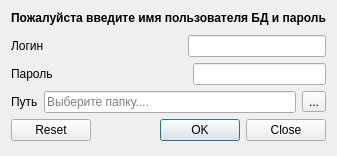
First picture: the form in dialogs/authdialog.ui, repository gurmaaan/AtlasKidney, before the edit.
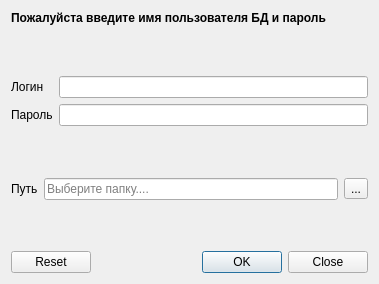
Second picture: the form after the edit. Icons and pictures are not drawn.

Commit message: fixed auth dialog aligning and text color added dialog icon and tittle

What changed in the file:
```diff
--- a/dialogs/authdialog.ui
+++ b/dialogs/authdialog.ui
@@ -6,10 +6,16 @@
    <rect>
     <x>0</x>
     <y>0</y>
-    <width>260</width>
-    <height>156</height>
+    <width>379</width>
+    <height>284</height>
    </rect>
   </property>
+  <property name="maximumSize">
+   <size>
+    <width>400</width>
+    <height>400</height>
+   </size>
+  </property>
   <property name="windowTitle">
    <string>Dialog</string>
   </property>
@@ -35,75 +41,64 @@
     </spacer>
    </item>
    <item>
-    <layout class="QHBoxLayout" name="login_layout">
-     <item>
+    <layout class="QFormLayout" name="formLayout">
+     <item row="0" column="0">
       <widget class="QLabel" name="login_label">
        <property name="text">
         <string>Логин</string>
        </property>
       </widget>
      </item>
-     <item>
-      <spacer name="login_spacer">
-       <property name="orientation">
-        <enum>Qt::Horizontal</enum>
-       </property>
-       <property name="sizeHint" stdset="0">
-        <size>
-         <width>40</width>
-         <height>20</height>
-        </size>
-       </property>
-      </spacer>
-     </item>
-     <item>
+     <item row="0" column="1">
       <widget class="QLineEdit" name="login_le">
        <property name="minimumSize">
         <size>
-         <width>100</width>
+         <width>150</width>
          <height>0</height>
         </size>
        </property>
+       <property name="styleSheet">
+        <string notr="true">color: black;</string>
+       </property>
       </widget>
      </item>
-    </layout>
-   </item>
-   <item>
-    <layout class="QHBoxLayout" name="password_layout">
-     <item>
+     <item row="1" column="0">
       <widget class="QLabel" name="password_label">
        <property name="text">
         <string>Пароль</string>
        </property>
       </widget>
      </item>
-     <item>
-      <spacer name="password_space">
-       <property name="orientation">
-        <enum>Qt::Horizontal</enum>
-       </property>
-       <property name="sizeHint" stdset="0">
-        <size>
-         <width>40</width>
-         <height>20</height>
-        </size>
-       </property>
-      </spacer>
-     </item>
-     <item>
+     <item row="1" column="1">
       <widget class="QLineEdit" name="password_le">
        <property name="minimumSize">
         <size>
-         <width>100</width>
+         <width>150</width>
          <height>0</height>
         </size>
        </property>
+       <property name="styleSheet">
+        <string notr="true">color:black;</string>
+       </property>
       </widget>
      </item>
     </layout>
    </item>
    <item>
-    <layout class="QHBoxLayout" name="path_layout">
+    <spacer name="middle_v_spacer">
+     <property name="orientation">
+      <enum>Qt::Vertical</enum>
+     </property>
+     <property name="sizeHint" stdset="0">
+      <size>
+       <width>20</width>
+       <height>40</height>
+      </size>
+     </property>
+    </spacer>
+   </item>
+   <item>
+    <layout class="QHBoxLayout" name="horizontalLayout">
      <item>
       <widget class="QLabel" name="path_label">
        <property name="text">
@@ -113,6 +108,9 @@
      </item>
      <item>
       <widget class="QLineEdit" name="path_le">
+       <property name="styleSheet">
+        <string notr="true">color:black;</string>
+       </property>
        <property name="readOnly">
         <bool>true</bool>
        </property>
@@ -134,6 +132,19 @@
      </item>
     </layout>
    </item>
+   <item>
+    <spacer name="bottom_v_spacer">
+     <property name="orientation">
+      <enum>Qt::Vertical</enum>
+     </property>
+     <property name="sizeHint" stdset="0">
+      <size>
+       <width>20</width>
+       <height>40</height>
+      </size>
+     </property>
+    </spacer>
+   </item>
    <item>
     <widget class="QDialogButtonBox" name="buttonBox">
      <property name="standardButtons">
@@ -141,19 +152,6 @@
      </property>
     </widget>
    </item>
-   <item>
-    <spacer name="verticalSpacer">
-     <property name="orientation">
-      <enum>Qt::Vertical</enum>
-     </property>
-     <property name="sizeHint" stdset="0">
-      <size>
-       <width>20</width>
-       <height>40</height>
-      </size>
-     </property>
-    </spacer>
-   </item>
   </layout>
  </widget>
  <resources>
```
Left out of the diff: 8 changed lines with no effect on the pictures.
